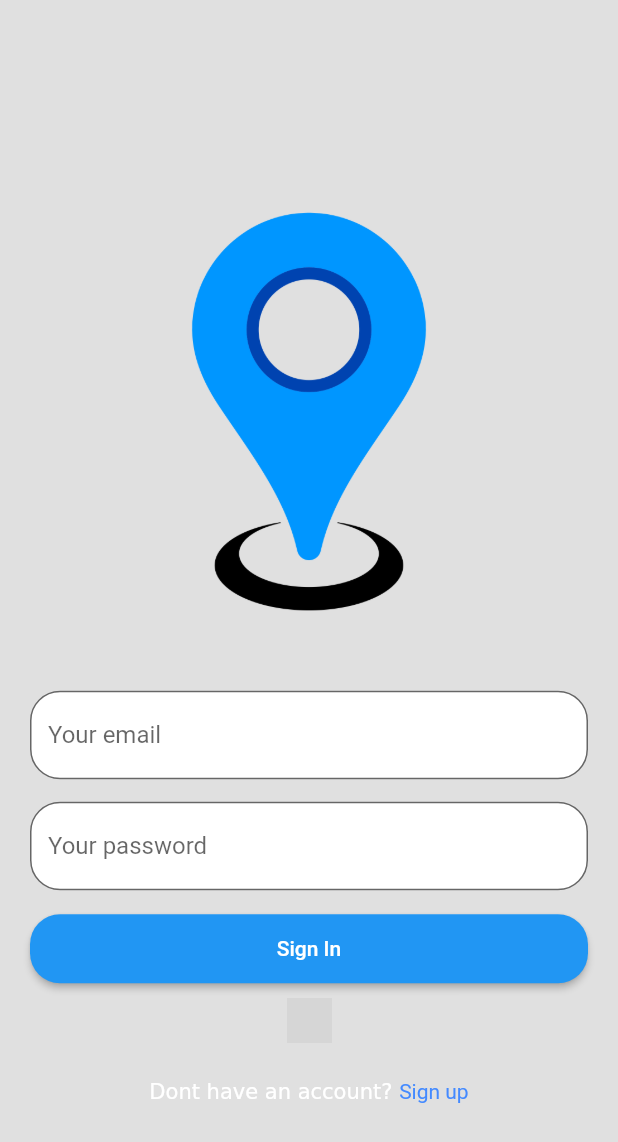
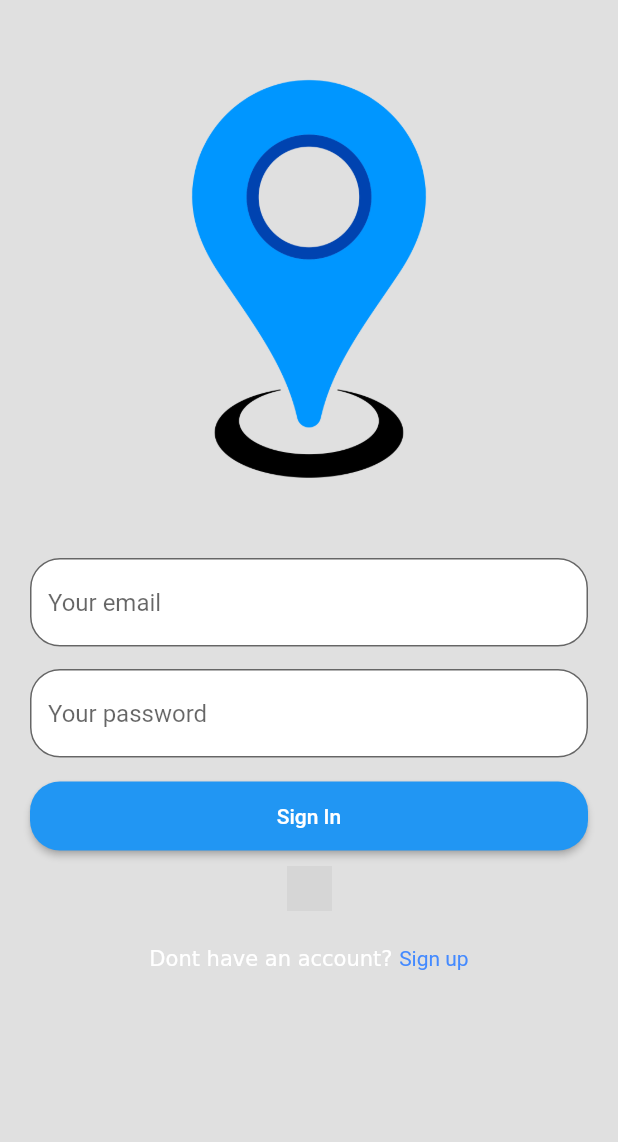
Before and after one commit to komakur/map-app-test, a Flutter app: the SignInPage screen opened directly, on a phone screen of 412 x 824 dp. Shown: the top 1142 px of the screen. Run offline on Flutter 3.47's test engine with Material 2 defaults, Android fonts, the phone set to English and light mode, and no system bars; our stand-ins replace bloc, cloud_firestore, equatable, firebase_auth, firebase_core, flutter_bloc and 3 more; accounts and stored records are empty; network calls fail; grey boxes are pictures that could not be loaded.

Commit message:
refactor: remove issue after keyboard appearance

```diff
--- a/lib/auth/view/pages/sign_in_page.dart
+++ b/lib/auth/view/pages/sign_in_page.dart
@@ -42,7 +42,6 @@ class _SignInPageState extends State<SignInPage> {
   @override
   Widget build(BuildContext context) {
     return Scaffold(
-      backgroundColor: Colors.black12,
       body: Padding(
         padding: const EdgeInsets.symmetric(horizontal: 20.0),
         child: BlocConsumer<AuthBloc, AuthState>(
@@ -65,9 +64,8 @@ class _SignInPageState extends State<SignInPage> {
               return const CircularProgressIndicator();
             }
             if (state is UnAuthenticated) {
-              return Center(
-                child: Column(
-                  mainAxisAlignment: MainAxisAlignment.center,
+              return ListView(
+                shrinkWrap: true,
                 children: [
                   Image.asset('assets/images/logo_image.png'),
                   Form(
@@ -111,7 +109,8 @@ class _SignInPageState extends State<SignInPage> {
                     ),
                   ),
                   const SizedBox(height: 15.0),
-                    RichText(
+                  Center(
+                    child: RichText(
                       text: TextSpan(
                         children: [
                           const TextSpan(text: 'Dont have an account? '),
@@ -129,9 +128,9 @@ class _SignInPageState extends State<SignInPage> {
                           )
                         ],
                       ),
+                    ),
                   )
                 ],
-                ),
               );
             }
             return const SizedBox.shrink();
```
Also changed, not shown: lib/auth/view/pages/sign_up_page.dart (+5 -5 lines). Lines whose indentation alone changed are shown as unchanged.
